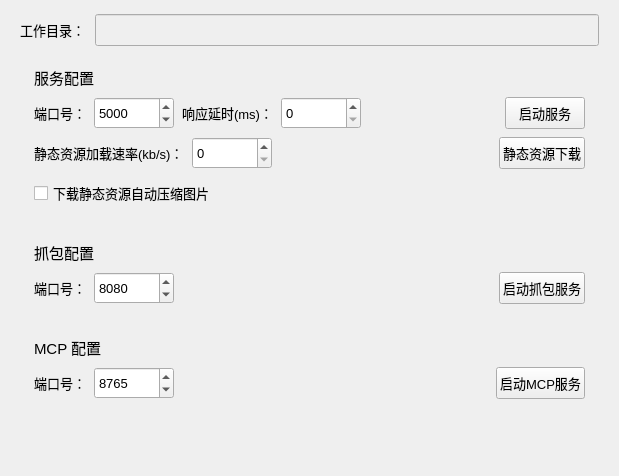
This is qt_ui/main_win/win_ui.ui in ShenWei-HopeNoBug/mock-api-server as Qt 5 draws it before an edit. The edited form follows.
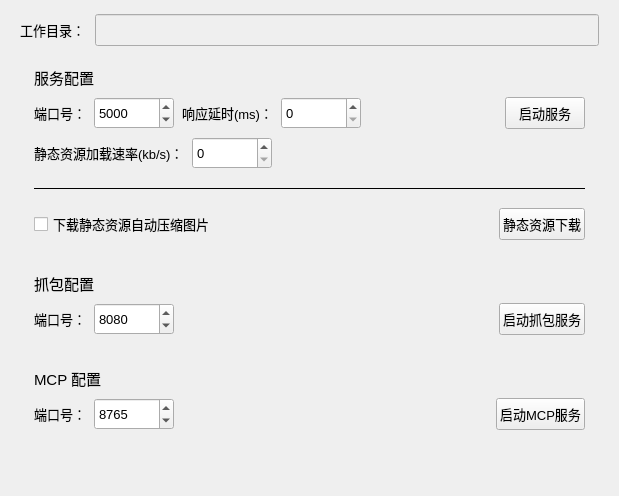
This is the edited form.

Commit message:
feat(ui): 工作目录省略显示 + tooltip 美化 + 服务卡分隔线
- 工作目录框 fontMetrics ElideRight 末尾省略（web text-overflow 同款），
  singleShot(0) 延迟到布局结算后测量，tooltip 保留全路径
- QToolTip app 级暖调样式 + 56 字符 <br> 换行；去圆角（顶层窗圆角外露原生底色）
- 服务配置卡内 serverDivider 分隔线下归位下载两项，上下各 10px 间距

Generated with [Devin](https://devin.ai)

Diff of the .ui file:
```diff
--- a/qt_ui/main_win/win_ui.ui
+++ b/qt_ui/main_win/win_ui.ui
@@ -7,7 +7,7 @@
     <x>0</x>
     <y>0</y>
     <width>619</width>
-    <height>476</height>
+    <height>496</height>
    </rect>
   </property>
   <property name="windowTitle">
@@ -261,6 +261,92 @@
           </property>
          </spacer>
         </item>
+       </layout>
+      </item>
+      <item>
+       <spacer name="serverDividerGapTop">
+        <property name="orientation">
+         <enum>Qt::Vertical</enum>
+        </property>
+        <property name="sizeType">
+         <enum>QSizePolicy::Fixed</enum>
+        </property>
+        <property name="sizeHint" stdset="0">
+         <size>
+          <width>20</width>
+          <height>10</height>
+         </size>
+        </property>
+       </spacer>
+      </item>
+      <item>
+       <widget class="QFrame" name="serverDivider">
+        <property name="frameShape">
+         <enum>QFrame::HLine</enum>
+        </property>
+        <property name="frameShadow">
+         <enum>QFrame::Plain</enum>
+        </property>
+       </widget>
+      </item>
+      <item>
+       <spacer name="serverDividerGap">
+        <property name="orientation">
+         <enum>Qt::Vertical</enum>
+        </property>
+        <property name="sizeType">
+         <enum>QSizePolicy::Fixed</enum>
+        </property>
+        <property name="sizeHint" stdset="0">
+         <size>
+          <width>20</width>
+          <height>10</height>
+         </size>
+        </property>
+       </spacer>
+      </item>
+      <item>
+       <layout class="QHBoxLayout" name="serverRow3">
+        <item>
+         <widget class="QCheckBox" name="compressCheckBox">
+          <property name="minimumSize">
+           <size>
+            <width>0</width>
+            <height>32</height>
+           </size>
+          </property>
+          <property name="font">
+           <font>
+            <pointsize>10</pointsize>
+           </font>
+          </property>
+          <property name="cursor">
+           <cursorShape>PointingHandCursor</cursorShape>
+          </property>
+          <property name="text">
+           <string>下载静态资源自动压缩图片</string>
+          </property>
+          <property name="iconSize">
+           <size>
+            <width>10</width>
+            <height>10</height>
+           </size>
+          </property>
+         </widget>
+        </item>
+        <item>
+         <spacer name="serverRow3Spacer">
+          <property name="orientation">
+           <enum>Qt::Horizontal</enum>
+          </property>
+          <property name="sizeHint" stdset="0">
+           <size>
+            <width>40</width>
+            <height>20</height>
+           </size>
+          </property>
+         </spacer>
+        </item>
         <item>
          <widget class="QPushButton" name="staticDownloadButton">
           <property name="minimumSize">
@@ -284,33 +370,6 @@
         </item>
        </layout>
       </item>
-      <item>
-       <widget class="QCheckBox" name="compressCheckBox">
-        <property name="minimumSize">
-         <size>
-          <width>0</width>
-          <height>32</height>
-         </size>
-        </property>
-        <property name="font">
-         <font>
-          <pointsize>10</pointsize>
-         </font>
-        </property>
-        <property name="cursor">
-         <cursorShape>PointingHandCursor</cursorShape>
-        </property>
-        <property name="text">
-         <string>下载静态资源自动压缩图片</string>
-        </property>
-        <property name="iconSize">
-         <size>
-          <width>10</width>
-          <height>10</height>
-         </size>
-        </property>
-       </widget>
-      </item>
      </layout>
     </widget>
    </item>
```
The commit also changes 5 other files.
